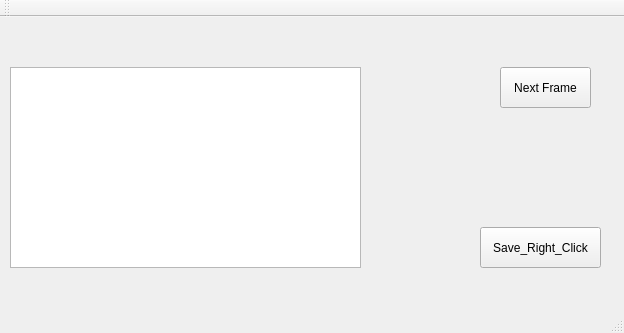
Amyy/Labeling_GUI, file Labeling_IDE/mainwindow.ui: the form before one commit.
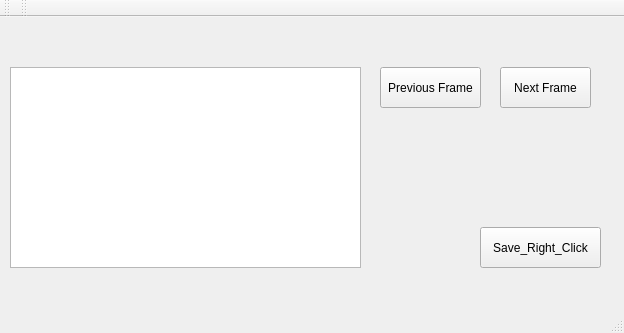
The form after the commit.

Commit message: added previous button + slots

Patch:
```diff
--- a/Labeling_IDE/mainwindow.ui
+++ b/Labeling_IDE/mainwindow.ui
@@ -50,6 +50,19 @@
      <string>Next Frame</string>
     </property>
    </widget>
+   <widget class="QPushButton" name="prevFrameButton">
+    <property name="geometry">
+     <rect>
+      <x>380</x>
+      <y>50</y>
+      <width>101</width>
+      <height>41</height>
+     </rect>
+    </property>
+    <property name="text">
+     <string>Previous Frame</string>
+    </property>
+   </widget>
   </widget>
   <widget class="QMenuBar" name="menuBar">
    <property name="geometry">
@@ -70,6 +83,17 @@
    </attribute>
   </widget>
   <widget class="QStatusBar" name="statusBar"/>
+  <widget class="QToolBar" name="toolBar">
+   <property name="windowTitle">
+    <string>toolBar</string>
+   </property>
+   <attribute name="toolBarArea">
+    <enum>TopToolBarArea</enum>
+   </attribute>
+   <attribute name="toolBarBreak">
+    <bool>false</bool>
+   </attribute>
+  </widget>
  </widget>
  <layoutdefault spacing="6" margin="11"/>
  <resources/>
```
Left out of the diff: 39 changed lines with no effect on the pictures. The commit also changes 2 other files.
